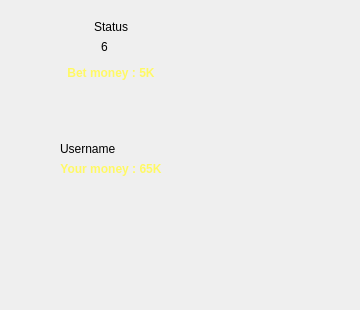
This is UI/blackjack/player.ui in MatsuoRotsuki/cpp_blackjack as Qt 5 draws it before an edit. The edited form follows.
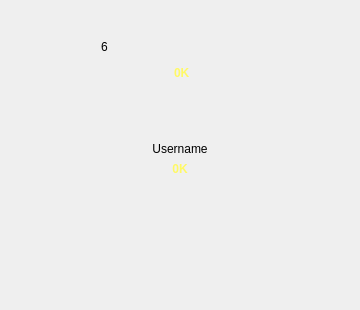
This is the edited form. Icons and pictures are not drawn.

```diff
--- a/UI/blackjack/player.ui
+++ b/UI/blackjack/player.ui
@@ -29,13 +29,13 @@
    <enum>Qt::LeftToRight</enum>
   </property>
   <layout class="QFormLayout" name="formLayout">
-   <item row="0" column="0">
+   <item row="0" column="0" colspan="2">
     <widget class="QWidget" name="widget_2" native="true">
      <layout class="QVBoxLayout" name="verticalLayout">
       <item>
        <widget class="QLabel" name="status">
         <property name="text">
-         <string>Status</string>
+         <string/>
         </property>
         <property name="alignment">
          <set>Qt::AlignCenter</set>
@@ -158,7 +158,7 @@
              <string notr="true">color: rgb(255, 249, 100);</string>
             </property>
             <property name="text">
-             <string>Bet money : 5K</string>
+             <string> 0K</string>
             </property>
             <property name="alignment">
              <set>Qt::AlignCenter</set>
@@ -198,6 +198,9 @@
             <property name="text">
              <string>Username</string>
             </property>
+            <property name="alignment">
+             <set>Qt::AlignCenter</set>
+            </property>
            </widget>
           </item>
           <item>
@@ -211,7 +214,7 @@
              <string notr="true">color: rgb(255, 249, 100);</string>
             </property>
             <property name="text">
-             <string>Your money : 65K</string>
+             <string>0K</string>
             </property>
             <property name="alignment">
              <set>Qt::AlignCenter</set>
```
